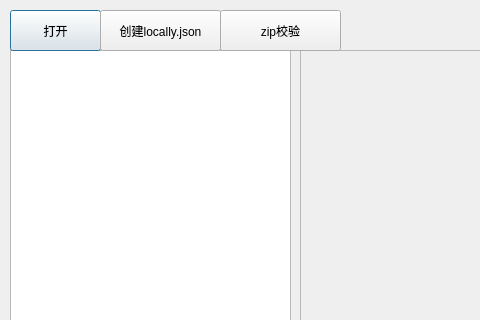
Before: the Qt Designer form main_editor.ui in pfzsteven/EFGui, drawn with Qt 5; both pictures show x 0 to 480 and y 0 to 320 of the 722 by 640 pixel window.
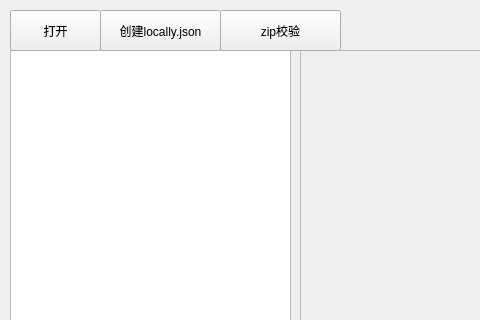
After: the same form once the commit is applied.

What changed in the file:
```diff
--- a/main_editor.ui
+++ b/main_editor.ui
@@ -58,6 +58,12 @@
    <property name="text">
     <string>打开</string>
    </property>
+   <property name="autoDefault">
+    <bool>false</bool>
+   </property>
+   <property name="default">
+    <bool>false</bool>
+   </property>
   </widget>
   <widget class="QPushButton" name="btn_init">
    <property name="geometry">
@@ -71,6 +77,9 @@
    <property name="text">
     <string>创建locally.json</string>
    </property>
+   <property name="autoDefault">
+    <bool>false</bool>
+   </property>
   </widget>
   <widget class="QPushButton" name="btn_import_zip">
    <property name="geometry">
@@ -84,6 +93,9 @@
    <property name="text">
     <string>zip校验</string>
    </property>
+   <property name="autoDefault">
+    <bool>false</bool>
+   </property>
   </widget>
  </widget>
  <resources/>
```
